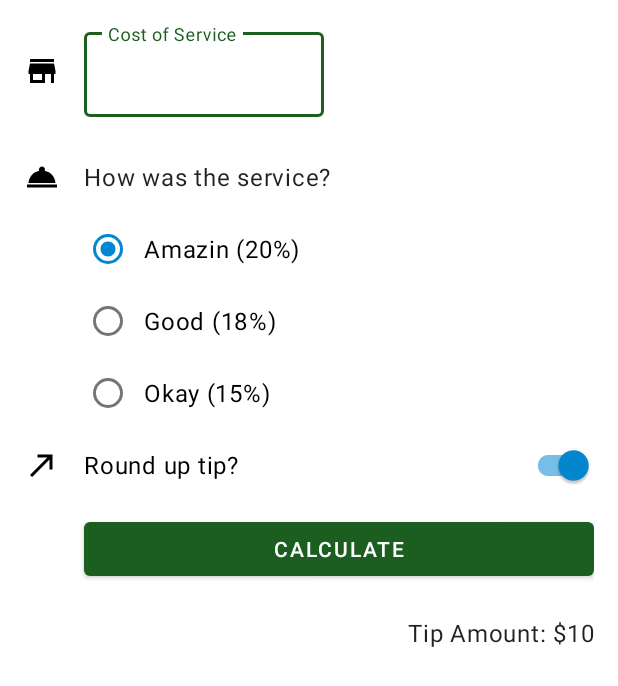
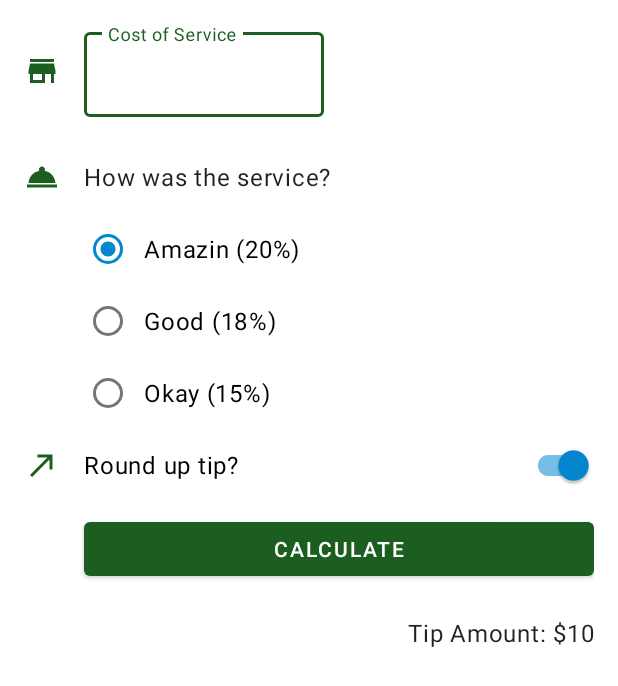
Before and after one commit to Gil-Campos/Android-Basics-in-Kotlin, an Android app: the layout activity_main.xml on its own in the app's theme, with its tools: preview values and no code run, on a phone screen of 412 x 824 dp. Shown: the top 686 px of the screen. Run offline under Robolectric (Android 15) with nearby library versions, the phone set to English and light mode, and no system bars.

```diff
--- a/Unit-2/Tip-Time/app/src/main/java/com/gilcampos/tiptime/MainActivity.kt
+++ b/Unit-2/Tip-Time/app/src/main/java/com/gilcampos/tiptime/MainActivity.kt
@@ -1,7 +1,11 @@
 package com.gilcampos.tiptime
 
+import android.content.Context
 import androidx.appcompat.app.AppCompatActivity
 import android.os.Bundle
+import android.view.KeyEvent
+import android.view.View
+import android.view.inputmethod.InputMethodManager
 import com.gilcampos.tiptime.databinding.ActivityMainBinding
 import java.text.NumberFormat
 
@@ -20,6 +24,12 @@ class MainActivity : AppCompatActivity() {
 
         displayTip(0.0)
         binding.calculateButton.setOnClickListener { calculateTip() }
+        binding.costOfServiceEditText.setOnKeyListener { view, keyCode, _ ->
+            handleKeyEvent(
+                view,
+                keyCode
+            )
+        }
     }
 
     private fun calculateTip() {
@@ -49,4 +59,15 @@ class MainActivity : AppCompatActivity() {
         val formattedTip = NumberFormat.getCurrencyInstance().format(tip)
         binding.tipResult.text = getString(R.string.tip_amount, formattedTip)
     }
+
+    private fun handleKeyEvent(view: View, keyCode: Int): Boolean {
+        if (keyCode == KeyEvent.KEYCODE_ENTER) {
+            // Hide Keyboard
+            val inputMethodManager =
+                getSystemService(Context.INPUT_METHOD_SERVICE) as InputMethodManager
+            inputMethodManager.hideSoftInputFromWindow(view.windowToken, 0)
+            return true
+        }
+        return false
+    }
 }
--- a/Unit-2/Tip-Time/app/src/main/res/drawable/ic_round_up.xml
+++ b/Unit-2/Tip-Time/app/src/main/res/drawable/ic_round_up.xml
@@ -1,5 +1,11 @@
-<vector android:autoMirrored="true" android:height="24dp"
-    android:tint="#000000" android:viewportHeight="24"
-    android:viewportWidth="24" android:width="24dp" xmlns:android="http://schemas.android.com/apk/res/android">
-    <path android:fillColor="@android:color/white" android:pathData="M9,5v2h6.59L4,18.59 5.41,20 17,8.41V15h2V5z"/>
+<vector xmlns:android="http://schemas.android.com/apk/res/android"
+    android:width="24dp"
+    android:height="24dp"
+    android:autoMirrored="true"
+    android:tint="?attr/colorPrimary"
+    android:viewportWidth="24"
+    android:viewportHeight="24">
+    <path
+        android:fillColor="@android:color/white"
+        android:pathData="M9,5v2h6.59L4,18.59 5.41,20 17,8.41V15h2V5z" />
 </vector>
--- a/Unit-2/Tip-Time/app/src/main/res/drawable/ic_service.xml
+++ b/Unit-2/Tip-Time/app/src/main/res/drawable/ic_service.xml
@@ -1,5 +1,10 @@
-<vector android:height="24dp" android:tint="#000000"
-    android:viewportHeight="24" android:viewportWidth="24"
-    android:width="24dp" xmlns:android="http://schemas.android.com/apk/res/android">
-    <path android:fillColor="@android:color/white" android:pathData="M2,17h20v2L2,19zM13.84,7.79c0.1,-0.24 0.16,-0.51 0.16,-0.79 0,-1.1 -0.9,-2 -2,-2s-2,0.9 -2,2c0,0.28 0.06,0.55 0.16,0.79C6.25,8.6 3.27,11.93 3,16h18c-0.27,-4.07 -3.25,-7.4 -7.16,-8.21z"/>
+<vector xmlns:android="http://schemas.android.com/apk/res/android"
+    android:width="24dp"
+    android:height="24dp"
+    android:tint="?attr/colorPrimary"
+    android:viewportWidth="24"
+    android:viewportHeight="24">
+    <path
+        android:fillColor="@android:color/white"
+        android:pathData="M2,17h20v2L2,19zM13.84,7.79c0.1,-0.24 0.16,-0.51 0.16,-0.79 0,-1.1 -0.9,-2 -2,-2s-2,0.9 -2,2c0,0.28 0.06,0.55 0.16,0.79C6.25,8.6 3.27,11.93 3,16h18c-0.27,-4.07 -3.25,-7.4 -7.16,-8.21z" />
 </vector>
--- a/Unit-2/Tip-Time/app/src/main/res/drawable/ic_store.xml
+++ b/Unit-2/Tip-Time/app/src/main/res/drawable/ic_store.xml
@@ -1,5 +1,10 @@
-<vector android:height="24dp" android:tint="#000000"
-    android:viewportHeight="24" android:viewportWidth="24"
-    android:width="24dp" xmlns:android="http://schemas.android.com/apk/res/android">
-    <path android:fillColor="@android:color/white" android:pathData="M20,4L4,4v2h16L20,4zM21,14v-2l-1,-5L4,7l-1,5v2h1v6h10v-6h4v6h2v-6h1zM12,18L6,18v-4h6v4z"/>
+<vector xmlns:android="http://schemas.android.com/apk/res/android"
+    android:width="24dp"
+    android:height="24dp"
+    android:tint="?attr/colorPrimary"
+    android:viewportWidth="24"
+    android:viewportHeight="24">
+    <path
+        android:fillColor="@android:color/white"
+        android:pathData="M20,4L4,4v2h16L20,4zM21,14v-2l-1,-5L4,7l-1,5v2h1v6h10v-6h4v6h2v-6h1zM12,18L6,18v-4h6v4z" />
 </vector>
--- a/Unit-2/Tip-Time/app/src/main/res/layout/activity_main.xml
+++ b/Unit-2/Tip-Time/app/src/main/res/layout/activity_main.xml
@@ -1,9 +1,13 @@
 <?xml version="1.0" encoding="utf-8"?>
-<androidx.constraintlayout.widget.ConstraintLayout xmlns:android="http://schemas.android.com/apk/res/android"
+<ScrollView xmlns:android="http://schemas.android.com/apk/res/android"
     xmlns:app="http://schemas.android.com/apk/res-auto"
     xmlns:tools="http://schemas.android.com/tools"
     android:layout_width="match_parent"
-    android:layout_height="match_parent"
+    android:layout_height="match_parent">
+
+    <androidx.constraintlayout.widget.ConstraintLayout
+        android:layout_width="match_parent"
+        android:layout_height="wrap_content"
         android:padding="16dp"
         tools:context=".MainActivity">
 
@@ -126,3 +130,4 @@
             app:layout_constraintTop_toBottomOf="@id/calculate_button"
             tools:text="Tip Amount: $10" />
     </androidx.constraintlayout.widget.ConstraintLayout>
+</ScrollView>
```
Lines whose indentation alone changed are shown as unchanged.
